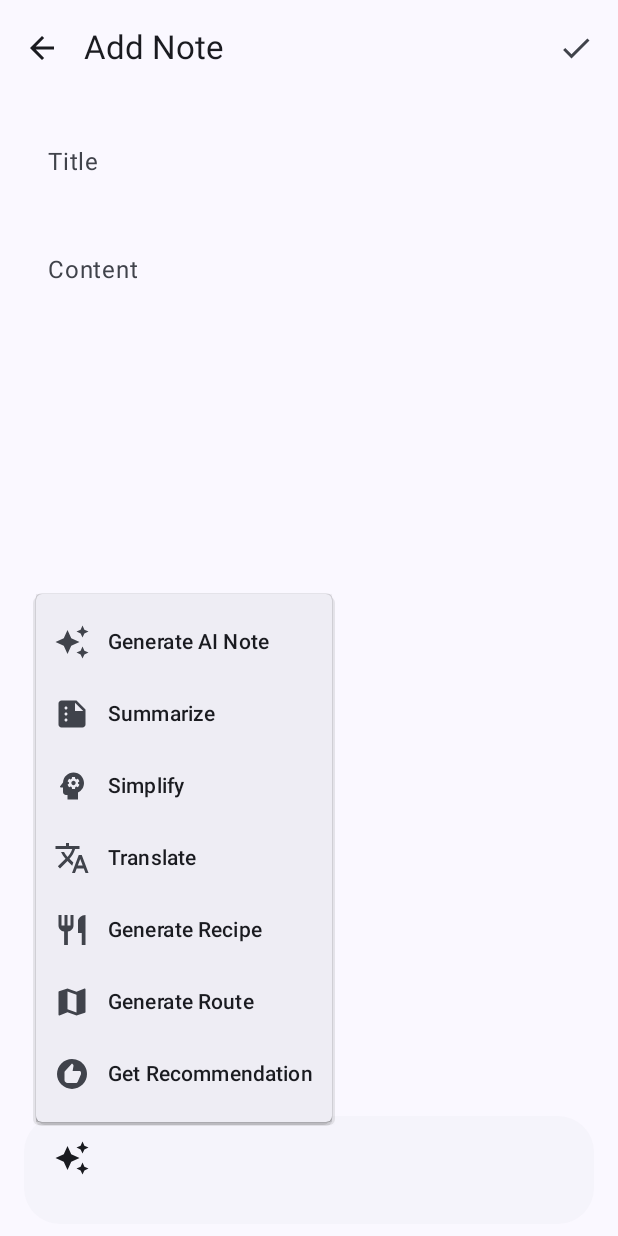
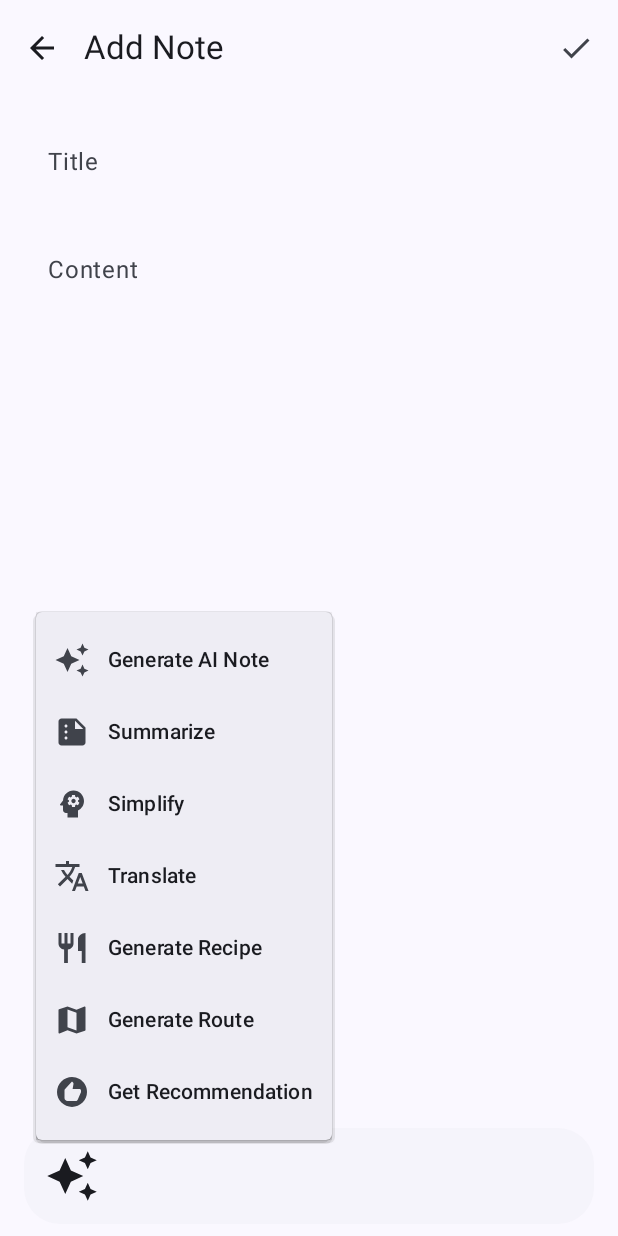
Before and after one commit to samebrave/MyFabunotesApp, an Android app built with Jetpack Compose: the composable AddNoteScreen called with empty values, after a tap on "AI Tools", on a phone screen of 412 x 824 dp. Run offline under Robolectric (Android 15) with nearby library versions, the phone set to English and light mode, and no system bars.

```diff
--- a/app/src/main/java/com/samprojects/fabunotes/colorschemes/ColorSchemes.kt
+++ b/app/src/main/java/com/samprojects/fabunotes/colorschemes/ColorSchemes.kt
@@ -5,8 +5,6 @@ import androidx.compose.material3.darkColorScheme
 import androidx.compose.material3.lightColorScheme
 import androidx.compose.runtime.Composable
 import androidx.compose.ui.graphics.Color
-
-
 
 @Composable
 fun jetBlackColorScheme(): ColorScheme {
--- a/app/src/main/java/com/samprojects/fabunotes/model/NoteViewModel.kt
+++ b/app/src/main/java/com/samprojects/fabunotes/model/NoteViewModel.kt
@@ -64,7 +64,7 @@ class NoteViewModel(application: Application) : AndroidViewModel(application) {
 
     private val client = OkHttpClient()
 
-    private val groqApiKey = "YOUR_API_KEY"
+    private val groqApiKey = "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"
 
     private val noteCache = mutableMapOf<Int, Note>()
     private val aiNoteCache = mutableMapOf<String, String>()
@@ -246,7 +246,7 @@ class NoteViewModel(application: Application) : AndroidViewModel(application) {
         return withContext(Dispatchers.IO) {
             aiNoteCache[prompt] ?: run {
                 val requestBody = JSONObject().apply {
-                    put("model", "llama-3.3-70b-versatile")
+                    put("model", "deepseek-r1-distill-llama-70b")
                     put("messages", JSONArray().put(JSONObject().apply {
                         put("role", "user")
                         put("content", prompt)
--- a/app/src/main/java/com/samprojects/fabunotes/notes/AiToolsDropdownMenu.kt
+++ b/app/src/main/java/com/samprojects/fabunotes/notes/AiToolsDropdownMenu.kt
@@ -4,6 +4,7 @@ import androidx.compose.foundation.background
 import androidx.compose.foundation.border
 import androidx.compose.foundation.layout.Box
 import androidx.compose.foundation.layout.padding
+import androidx.compose.foundation.layout.size
 import androidx.compose.foundation.shape.RoundedCornerShape
 import androidx.compose.material.icons.Icons
 import androidx.compose.material.icons.filled.AutoAwesome
@@ -45,7 +46,11 @@ fun AIToolsDropdownMenu(
 
     Box {
         IconButton(onClick = { expanded = true }) {
-            Icon(Icons.Filled.AutoAwesome, contentDescription = "AI Tools")
+            Icon(
+                Icons.Filled.AutoAwesome,
+                contentDescription = "AI Tools",
+                modifier = Modifier.size(36.dp)  // Increase from default 24.dp
+            )
         }
 
         DropdownMenu(
@@ -126,8 +131,8 @@ val topAppBarModifier = Modifier
 @Composable
 fun getBottomBarContentModifier(): Modifier {
     return Modifier
-        .padding(horizontal = 16.dp, vertical = 8.dp)
+        .padding(horizontal = 16.dp, vertical = 8.dp) // Add vertical padding here
         .clip(RoundedCornerShape(24.dp))
         .background(MaterialTheme.colorScheme.surfaceVariant.copy(alpha = 0.2f))
-        .padding(horizontal = 8.dp, vertical = 4.dp)
+        .padding(horizontal = 8.dp) // Remove vertical padding here
 }
```
Also changed, not shown: app/src/main/java/com/samprojects/fabunotes/notes/AddNotesScreen.kt (+10 -24 lines), app/src/main/java/com/samprojects/fabunotes/notes/EditNoteScreen.kt (+8 -26 lines).
